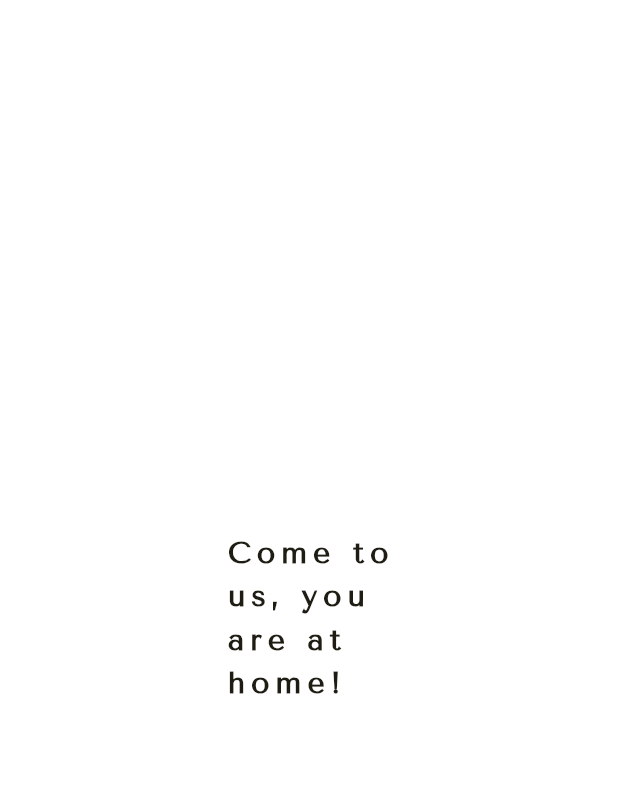
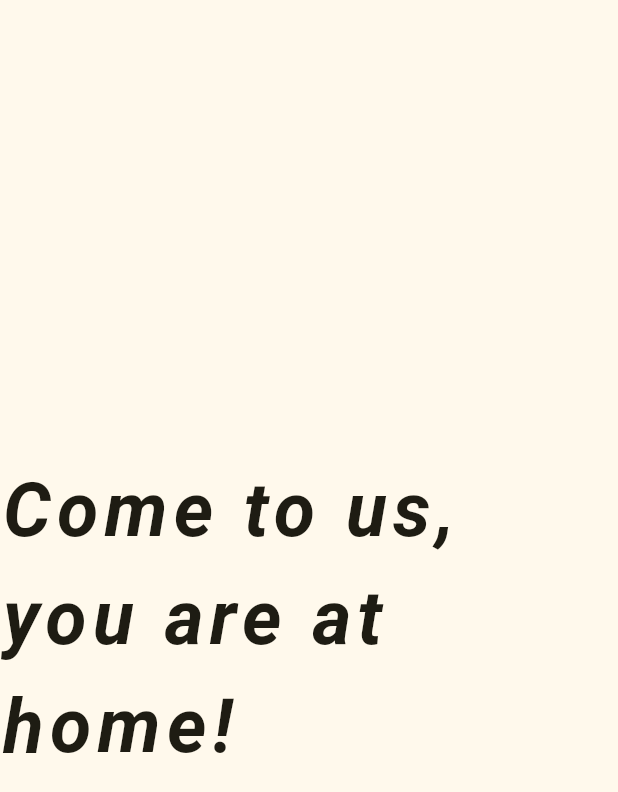
Before and after one commit to aristidemanyesse/ancrage, a Flutter app: the ComeToUs widget shown alone on an empty page, opened directly with empty values, on a phone screen of 412 x 824 dp. Shown: the top 792 px of the screen. Run offline on Flutter 3.47's test engine with Material 3 defaults, Android fonts, the phone set to English and light mode, and no system bars; our stand-ins replace flutter_animate, flutter_svg, get, google_fonts; missing offline and left inert: advance_expansion_tile; Roboto replaces fonts that are missing (Contralto).

Commit message:
correction page d'acceuil

```diff
--- a/lib/components/header_menu.dart
+++ b/lib/components/header_menu.dart
@@ -26,7 +26,7 @@ class HeaderMenu extends StatelessWidget {
             decoration: BoxDecoration(
                 borderRadius: BorderRadius.zero,
                 color: AppColor.background.withOpacity(1)),
-            height: 120,
+            height: Helper.PADDING * 2,
             child: Row(
               children: [
                 SvgPicture.asset(
@@ -77,8 +77,8 @@ class HeaderMenu extends StatelessWidget {
                         ClipRRect(
                           borderRadius: BorderRadius.circular(100),
                           child: SizedBox(
-                            height: 40,
-                            width: 40,
+                            height: 30,
+                            width: 30,
                             child: SvgPicture.asset(
                               "assets/images/socials/English-Circle.svg",
                             ),
--- a/lib/components/main_button.dart
+++ b/lib/components/main_button.dart
@@ -19,7 +19,8 @@ class MainButton extends StatelessWidget {
           onTap();
         },
         child: Container(
-          padding: const EdgeInsets.symmetric(horizontal: 15, vertical: 10),
+          padding: const EdgeInsets.symmetric(
+              horizontal: Helper.PADDING / 3, vertical: 10),
           decoration: BoxDecoration(
               borderRadius: BorderRadius.circular(7),
               border: Border.all(color: Colors.black, width: 2)),
--- a/lib/components/secondary_button.dart
+++ b/lib/components/secondary_button.dart
@@ -16,7 +16,8 @@ class SecondaryButton extends StatelessWidget {
         onTap: () {},
         child: Container(
           color: AppColor.orange,
-          padding: const EdgeInsets.symmetric(horizontal: 100, vertical: 15),
+          padding: const EdgeInsets.symmetric(
+              horizontal: Helper.PADDING * 2, vertical: Helper.PADDING / 3),
           child: Text(
             title.toUpperCase(),
             style: AppTextStyle.menuButtonText.copyWith(color: AppColor.white),
--- a/lib/controllers/index_page_controller.dart
+++ b/lib/controllers/index_page_controller.dart
@@ -10,7 +10,8 @@ class IndexPageController extends GetxController {
     super.onInit();
 
     ever(scrollPosition, (value) {
-      scrollAscendant.value = scrollPosition.value > lastPosition.value;
+      // print(value);
+      scrollAscendant.value = !(scrollPosition.value > lastPosition.value);
       lastPosition.value = value;
     });
   }
--- a/lib/pages/come_to_us.dart
+++ b/lib/pages/come_to_us.dart
@@ -14,19 +14,19 @@ class ComeToUs extends StatefulWidget {
 class _ComeToUsState extends State<ComeToUs> {
   IndexPageController indexPageController = Get.find();
 
-  double _minFontSize = 20;
-  double _maxFontSize = 20;
+  double fontSize = 50;
+  double new_fontSize = 50;
 
-  double lastPosition = 0;
   @override
   void initState() {
     super.initState();
 
-    widget.pageController.addListener(() {
-      if (widget.pageController.position.pixels >= 5000) {
+    ever(indexPageController.scrollPosition, (value) {
+      if (indexPageController.scrollPosition.value > 4900) {
         setState(() {
-          _minFontSize = indexPageController.scrollAscendant.value ? 100 : 50;
-          _maxFontSize = indexPageController.scrollAscendant.value ? 50 : 100;
+          fontSize = new_fontSize;
+          new_fontSize = 50 *
+              (1 + (indexPageController.scrollPosition.value - 4900) / 700);
         });
       }
     });
@@ -34,22 +34,30 @@ class _ComeToUsState extends State<ComeToUs> {
 
   @override
   Widget build(BuildContext context) {
-    return Container(
-      width: Get.size.width,
-      color: AppColor.white,
-      padding: const EdgeInsets.symmetric(
-          vertical: Helper.PADDING * 1.5, horizontal: Helper.PADDING * 3),
-      child: Center(
+    return Stack(
+      alignment: Alignment.center,
+      children: [
+        Container(
+          width: Get.size.width,
+          padding: const EdgeInsets.symmetric(
+              vertical: Helper.PADDING * 2.5, horizontal: Helper.PADDING * 3),
+        ),
+        Center(
           child: TweenAnimationBuilder(
               key: UniqueKey(),
-              tween: Tween<double>(begin: _minFontSize, end: _maxFontSize),
-              duration: const Duration(seconds: 3),
+              tween: Tween<double>(begin: fontSize, end: new_fontSize),
+              duration: const Duration(milliseconds: 500),
               builder: (context, double size, child) {
                 return Text(
                   "Come to us, you are at home!",
-                  style: AppTextStyle.titleLarge.copyWith(fontSize: size),
+                  style: AppTextStyle.contralto.copyWith(
+                    fontSize: size,
+                    fontStyle: FontStyle.italic,
+                  ),
                 );
-              })),
+              }),
+        )
+      ],
     );
   }
 }
--- a/lib/utils/tools.dart
+++ b/lib/utils/tools.dart
@@ -6,6 +6,7 @@ class AppColor {
   static const primary = Color.fromARGB(163, 127, 86, 1);
   static const orange = Color.fromARGB(255, 196, 88, 41);
   static const green = Color.fromARGB(255, 3, 32, 14);
+  static const blue = Color.fromARGB(255, 7, 65, 87);
   static const textColor = Color.fromARGB(255, 3, 32, 14);
 }
 
@@ -22,34 +23,45 @@ class Helper {
 }
 
 class AppTextStyle {
-  static const TextStyle titleLarge = TextStyle(
+  static const TextStyle contralto = TextStyle(
       fontSize: 50,
       fontWeight: FontWeight.bold,
       letterSpacing: 4,
-      fontFamily: "Tenor Sans");
+      fontFamily: "Contralto");
 
-  static const TextStyle subtitle = TextStyle(fontSize: 25);
-  static const TextStyle titleMedium =
-      TextStyle(fontSize: 35, letterSpacing: 3);
-  static const TextStyle menuButtonText =
-      TextStyle(fontSize: 23, letterSpacing: 0.3);
-  static const TextStyle menuButtonTextSelected =
-      TextStyle(fontSize: 23, fontWeight: FontWeight.bold, letterSpacing: 1);
+  static const TextStyle baseTenorSans =
+      TextStyle(fontFamily: "Tenor Sans", letterSpacing: -1);
+
+  static TextStyle titleLarge = baseTenorSans.copyWith(
+    fontSize: 50,
+    letterSpacing: 0,
+  );
+
+  static TextStyle subtitle = baseTenorSans.copyWith(
+      fontSize: 21, letterSpacing: 0, fontWeight: FontWeight.w600);
+
+  static TextStyle titleMedium =
+      baseTenorSans.copyWith(fontSize: 35, letterSpacing: 3);
+
+  static const TextStyle menuButtonText = TextStyle(
+      fontSize: 20, fontFamily: "Tenor Sans", fontWeight: FontWeight.w500);
+
+  static TextStyle menuButtonTextSelected =
+      menuButtonText.copyWith(fontWeight: FontWeight.bold);
   static const TextStyle titleSmall =
       TextStyle(fontSize: 16, fontWeight: FontWeight.bold);
-  static const TextStyle body = TextStyle(fontSize: 20, letterSpacing: 3);
-  static const TextStyle bodygrasitalic = TextStyle(
+  static TextStyle body =
+      baseTenorSans.copyWith(fontSize: 20, letterSpacing: 3);
+
+  static TextStyle bodygrasitalic = baseTenorSans.copyWith(
       fontSize: 20,
       letterSpacing: 3,
       fontStyle: FontStyle.italic,
       fontWeight: FontWeight.bold);
 
-  static const TextStyle textsub = TextStyle(
-      fontSize: 20,
-      letterSpacing: 3,
+  static TextStyle textsub = baseTenorSans.copyWith(
+      fontSize: 21,
+      letterSpacing: 2,
       fontStyle: FontStyle.italic,
-      decoration: TextDecoration.underline,
-      fontWeight: FontWeight.bold,
-      decorationColor: AppColor.orange,
-      decorationThickness: 0.8);
+      fontWeight: FontWeight.bold);
 }
```
Also changed, not shown: lib/pages/index.dart (+43 -32 lines), lib/pages/reservation.dart (+5 -5 lines).
